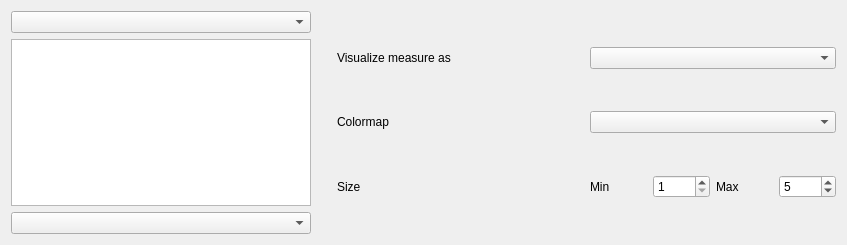
Before: the Qt Designer form braphy/gui/ui_files/measure_visualization_widget.ui in softmatterlab/Braph-2.0-Python, drawn with Qt 5.
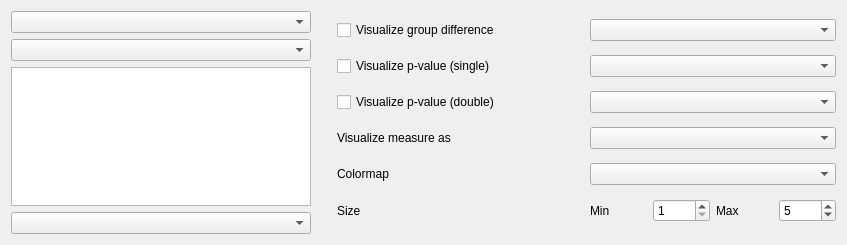
After: the same form once the commit is applied. Custom widgets are drawn as their Qt base class.

Commit message: Start implementation of comparison visualization

What changed in the file:
```diff
--- a/braphy/gui/ui_files/measure_visualization_widget.ui
+++ b/braphy/gui/ui_files/measure_visualization_widget.ui
@@ -34,6 +34,22 @@
          </property>
         </widget>
        </item>
+       <item>
+        <widget class="QComboBox" name="comboBoxGroup2">
+         <property name="sizePolicy">
+          <sizepolicy hsizetype="Maximum" vsizetype="Fixed">
+           <horstretch>0</horstretch>
+           <verstretch>0</verstretch>
+          </sizepolicy>
+         </property>
+         <property name="maximumSize">
+          <size>
+           <width>300</width>
+           <height>16777215</height>
+          </size>
+         </property>
+        </widget>
+       </item>
        <item>
         <widget class="QListWidget" name="listWidget">
          <property name="sizePolicy">
@@ -89,34 +105,34 @@
        <property name="rightMargin">
         <number>0</number>
        </property>
-       <item row="1" column="0">
+       <item row="5" column="0">
         <widget class="QLabel" name="label_2">
          <property name="text">
           <string>Colormap</string>
          </property>
         </widget>
        </item>
-       <item row="0" column="0">
+       <item row="4" column="0">
         <widget class="QLabel" name="label">
          <property name="text">
           <string>Visualize measure as</string>
          </property>
         </widget>
        </item>
-       <item row="0" column="1">
+       <item row="4" column="1">
         <widget class="QComboBox" name="comboBoxType"/>
        </item>
-       <item row="2" column="0">
+       <item row="6" column="0">
         <widget class="QLabel" name="label_3">
          <property name="text">
           <string>Size</string>
          </property>
         </widget>
        </item>
-       <item row="1" column="1">
+       <item row="5" column="1">
         <widget class="ColorBarComboBox" name="comboBoxColormap"/>
        </item>
-       <item row="2" column="1">
+       <item row="6" column="1">
         <layout class="QHBoxLayout" name="horizontalLayout_3">
          <item>
           <widget class="QLabel" name="labelMin">
@@ -160,6 +176,36 @@
          </item>
         </layout>
        </item>
+       <item row="2" column="0">
+        <widget class="QCheckBox" name="checkBoxDouble">
+         <property name="text">
+          <string>Visualize p-value (double)</string>
+         </property>
+        </widget>
+       </item>
+       <item row="1" column="1">
+        <widget class="QComboBox" name="comboBoxSingle"/>
+       </item>
+       <item row="1" column="0">
+        <widget class="QCheckBox" name="checkBoxSingle">
+         <property name="text">
+          <string>Visualize p-value (single)</string>
+         </property>
+        </widget>
+       </item>
+       <item row="2" column="1">
+        <widget class="QComboBox" name="comboBoxDouble"/>
+       </item>
+       <item row="0" column="0">
+        <widget class="QCheckBox" name="checkBoxDiff">
+         <property name="text">
+          <string>Visualize group difference</string>
+         </property>
+        </widget>
+       </item>
+       <item row="0" column="1">
+        <widget class="QComboBox" name="comboBoxDiff"/>
+       </item>
       </layout>
      </item>
     </layout>
```
The commit also changes 2 other files.
